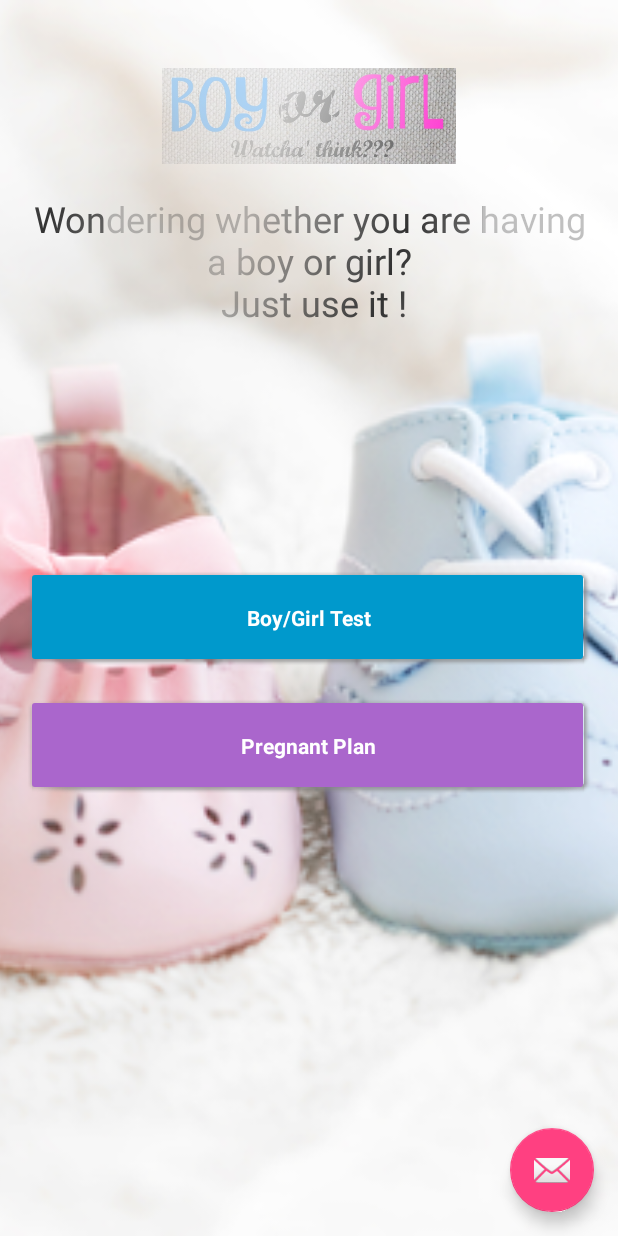
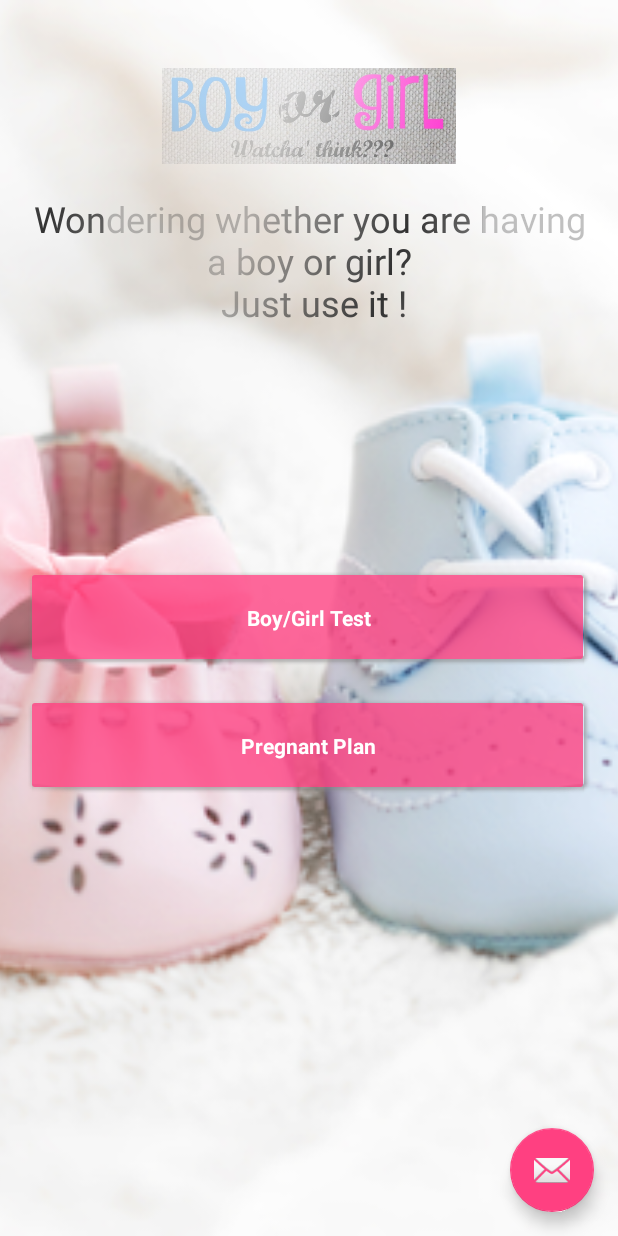
Before and after one commit to icqrx/BabyGender, an Android app: the screen it shows after launch (MainActivity), on a phone screen of 412 x 824 dp. Run offline under Robolectric (Android 15) with nearby library versions, the light colour scheme and no system bars; our stand-ins replace Shimmer.

Commit message:
+ Fix bug PickGenderActivity

```diff
--- a/app/src/main/java/com/marknguyen/babygenderpredictor/MainActivity.java
+++ b/app/src/main/java/com/marknguyen/babygenderpredictor/MainActivity.java
@@ -40,6 +40,7 @@ public class MainActivity extends AppCompatActivity {
 
         btn_PickDay = (ButtonRectangle) findViewById(R.id.btn_pick_day);
         btn_PickDay.setClickable(true);
+        btn_PickDay.getBackground().setAlpha(200);
         btn_PickDay.setOnClickListener(new View.OnClickListener() {
             @Override
             public void onClick(View v) {
@@ -47,6 +48,7 @@ public class MainActivity extends AppCompatActivity {
             }
         });
         btn_PickGender = (ButtonRectangle) findViewById(R.id.btn_pick_gender);
+        btn_PickGender.getBackground().setAlpha(200);
         btn_PickGender.setOnClickListener(new View.OnClickListener() {
             @Override
             public void onClick(View v) {
--- a/app/src/main/java/com/marknguyen/babygenderpredictor/PickDayActivity.java
+++ b/app/src/main/java/com/marknguyen/babygenderpredictor/PickDayActivity.java
@@ -100,9 +100,12 @@ public class PickDayActivity extends AppCompatActivity implements
                     if (checkBoyorGirl(lunarBirthday.lunarYear, lunarPregnat.lunarYear, lunarPregnat.lunarMonth) == 0) {
                         //iv_boy.setImageResource(R.drawable.girl1);
                         iv_boy.setImageAlpha(30);
+                        iv_girl.setImageAlpha(255);
+                        question_mark.setImageAlpha(30);
                     } else {
                         //iv_boy.setImageResource(R.drawable.boy1);
                         iv_girl.setImageAlpha(30);
+                        iv_boy.setImageAlpha(255);
                         question_mark.setImageAlpha(30);
                     }
                 } catch (Exception e) {
--- a/app/src/main/res/layout/content_main.xml
+++ b/app/src/main/res/layout/content_main.xml
@@ -21,7 +21,7 @@
         android:layout_height="wrap_content"
         android:layout_gravity="center"
         android:layout_marginTop="45dp"
-        shimmer:duration="1000">
+        shimmer:duration="1500">
 
         <LinearLayout
             android:layout_width="wrap_content"
@@ -31,7 +31,7 @@
             >
 
         <ImageView
-            android:layout_width="200dp"
+            android:layout_width="wrap_content"
             android:layout_height="64dp"
             android:src="@drawable/boy_or_girl"/>
         <TextView
@@ -54,13 +54,11 @@
         android:layout_height="wrap_content"
         android:layout_centerVertical="true"
         android:layout_margin="@dimen/fab_margin"
+        android:background="@color/colorAccent"
         android:textStyle="bold"
-        android:background="@android:color/holo_blue_dark"
         android:text="@string/text_gender_checker"
 
-
         />
-    <!--android:background="#1E88E5"-->
     <materialdesign.views.ButtonRectangle
         android:id="@+id/btn_pick_gender"
         android:layout_width="match_parent"
@@ -68,8 +66,8 @@
         android:layout_below="@+id/btn_pick_day"
         android:layout_marginBottom="@dimen/fab_margin"
         android:layout_marginLeft="@dimen/fab_margin"
+        android:background="@color/colorAccent"
         android:layout_marginRight="@dimen/fab_margin"
         android:textStyle="bold"
-        android:background="@android:color/holo_purple"
         android:text="@string/text_pick_gender" />
 </RelativeLayout>
```
Also changed, not shown: app/src/main/res/layout/activity_main.xml (+0 -9 lines).
